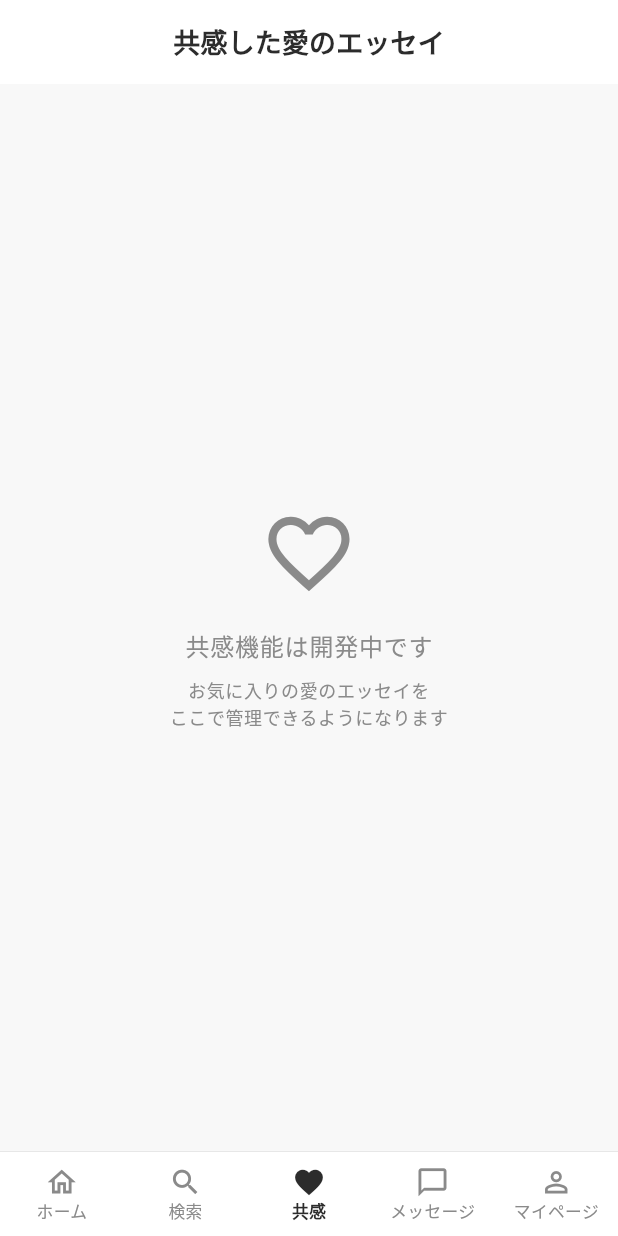
After one commit to yoichi4141/KOFUKU, a Flutter app: the MainPage screen opened by its route, item 3 of the bottom bar chosen, on a phone screen of 412 x 824 dp. The commit adds this screen. Run offline on Flutter 3.47's test engine with Material 3 defaults, Android fonts, the phone set to English and light mode, and no system bars; our stand-ins replace dartz, flutter_riverpod, flutter_screenutil, get_it, go_router, hive_flutter and 2 more; accounts and stored records are empty; generated files the repository leaves out were written again; network calls fail.

Commit message:
feat: ボトムナビゲーション検索ルーティングの改善
- MainPageを作成してタブ管理を実装
- IndexedStackでタブ間の状態保持
- HomePageContentとしてホーム画面コンテンツを分離
- 検索・共感・メッセージページの仮実装
- ルーターの整理とリダイレクトの削除

```diff
--- /dev/null
+++ b/lib/presentation/pages/main_page.dart
@@ -0,0 +1,206 @@
+import 'package:flutter/material.dart';
+import 'package:flutter_riverpod/flutter_riverpod.dart';
+import 'package:flutter_screenutil/flutter_screenutil.dart';
+
+import '../../utils/app_theme.dart';
+import 'home_page_content.dart';
+import 'category_search_page.dart';
+import 'user_list_page.dart';
+
+class MainPage extends ConsumerStatefulWidget {
+  const MainPage({super.key});
+
+  @override
+  ConsumerState<MainPage> createState() => _MainPageState();
+}
+
+class _MainPageState extends ConsumerState<MainPage> {
+  int _currentIndex = 0;
+
+  // タブページのリスト
+  late final List<Widget> _pages;
+
+  @override
+  void initState() {
+    super.initState();
+    _pages = [
+      const HomePageContent(), // ボトムナビゲーションなしのホームページ
+      const CategorySearchPage(), // 検索ページ
+      const FavoritePage(), // 共感ページ（仮）
+      const MessagePage(), // メッセージページ（仮）
+      const UserListPage(), // マイページ
+    ];
+  }
+
+  void _onTabTapped(int index) {
+    setState(() {
+      _currentIndex = index;
+    });
+  }
+
+  @override
+  Widget build(BuildContext context) {
+    return Scaffold(
+      body: IndexedStack(
+        index: _currentIndex,
+        children: _pages,
+      ),
+      bottomNavigationBar: Container(
+        decoration: BoxDecoration(
+          color: AppTheme.pureWhite,
+          border: Border(
+            top: BorderSide(color: AppTheme.borderGray, width: 0.5),
+          ),
+        ),
+        child: BottomNavigationBar(
+          currentIndex: _currentIndex,
+          onTap: _onTabTapped,
+          type: BottomNavigationBarType.fixed,
+          backgroundColor: Colors.transparent,
+          elevation: 0,
+          selectedItemColor: AppTheme.darkCharcoal,
+          unselectedItemColor: AppTheme.softGray,
+          selectedLabelStyle: TextStyle(
+            fontSize: 11.sp,
+            fontWeight: FontWeight.w600,
+          ),
+          unselectedLabelStyle: TextStyle(
+            fontSize: 11.sp,
+            fontWeight: FontWeight.w400,
+          ),
+          items: [
+            BottomNavigationBarItem(
+              icon: Icon(Icons.home_outlined, size: 22.sp),
+              activeIcon: Icon(Icons.home, size: 22.sp),
+              label: 'ホーム',
+            ),
+            BottomNavigationBarItem(
+              icon: Icon(Icons.search_outlined, size: 22.sp),
+              activeIcon: Icon(Icons.search, size: 22.sp),
+              label: '検索',
+            ),
+            BottomNavigationBarItem(
+              icon: Icon(Icons.favorite_border, size: 22.sp),
+              activeIcon: Icon(Icons.favorite, size: 22.sp),
+              label: '共感',
+            ),
+            BottomNavigationBarItem(
+              icon: Icon(Icons.chat_bubble_outline, size: 22.sp),
+              activeIcon: Icon(Icons.chat_bubble, size: 22.sp),
+              label: 'メッセージ',
+            ),
+            BottomNavigationBarItem(
+              icon: Icon(Icons.person_outline, size: 22.sp),
+              activeIcon: Icon(Icons.person, size: 22.sp),
+              label: 'マイページ',
+            ),
+          ],
+        ),
+      ),
+    );
+  }
+}
+
+// 仮の共感ページ
+class FavoritePage extends ConsumerWidget {
+  const FavoritePage({super.key});
+
+  @override
+  Widget build(BuildContext context, WidgetRef ref) {
+    return Scaffold(
+      backgroundColor: AppTheme.lightGray,
+      appBar: AppBar(
+        backgroundColor: AppTheme.pureWhite,
+        elevation: 0,
+        title: Text(
+          '共感した愛のエッセイ',
+          style: Theme.of(context).textTheme.titleLarge?.copyWith(
+            fontWeight: FontWeight.w600,
+            color: AppTheme.darkCharcoal,
+          ),
+        ),
+        centerTitle: true,
+      ),
+      body: Center(
+        child: Column(
+          mainAxisAlignment: MainAxisAlignment.center,
+          children: [
+            Icon(
+              Icons.favorite_border,
+              size: 64.sp,
+              color: AppTheme.softGray,
+            ),
+            SizedBox(height: 16.h),
+            Text(
+              '共感機能は開発中です',
+              style: Theme.of(context).textTheme.bodyLarge?.copyWith(
+                color: AppTheme.softGray,
+              ),
+            ),
+            SizedBox(height: 8.h),
+            Text(
+              'お気に入りの愛のエッセイを\nここで管理できるようになります',
+              textAlign: TextAlign.center,
+              style: Theme.of(context).textTheme.bodySmall?.copyWith(
+                color: AppTheme.softGray,
+                height: 1.5,
+              ),
+            ),
+          ],
+        ),
+      ),
+    );
+  }
+}
+
+// 仮のメッセージページ
+class MessagePage extends ConsumerWidget {
+  const MessagePage({super.key});
+
+  @override
+  Widget build(BuildContext context, WidgetRef ref) {
+    return Scaffold(
+      backgroundColor: AppTheme.lightGray,
+      appBar: AppBar(
+        backgroundColor: AppTheme.pureWhite,
+        elevation: 0,
+        title: Text(
+          'メッセージ',
+          style: Theme.of(context).textTheme.titleLarge?.copyWith(
+            fontWeight: FontWeight.w600,
+            color: AppTheme.darkCharcoal,
+          ),
+        ),
+        centerTitle: true,
+      ),
+      body: Center(
+        child: Column(
+          mainAxisAlignment: MainAxisAlignment.center,
+          children: [
+            Icon(
+              Icons.chat_bubble_outline,
+              size: 64.sp,
+              color: AppTheme.softGray,
+            ),
+            SizedBox(height: 16.h),
+            Text(
+              'メッセージ機能は開発中です',
+              style: Theme.of(context).textTheme.bodyLarge?.copyWith(
+                color: AppTheme.softGray,
+              ),
+            ),
+            SizedBox(height: 8.h),
+            Text(
+              'アイテムの出品者や購入者との\nやりとりができるようになります',
+              textAlign: TextAlign.center,
+              style: Theme.of(context).textTheme.bodySmall?.copyWith(
+                color: AppTheme.softGray,
+                height: 1.5,
+              ),
+            ),
+          ],
+        ),
+      ),
+    );
+  }
+}
```
Also changed, not shown: lib/presentation/pages/home_page_content.dart (added, +320 -0 lines), lib/presentation/router/app_router.dart (+9 -9 lines), lib/presentation/router/app_router.g.dart.
